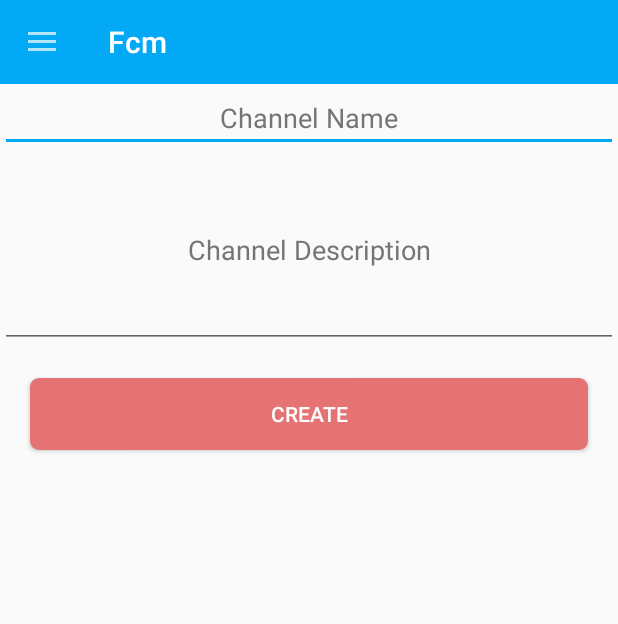
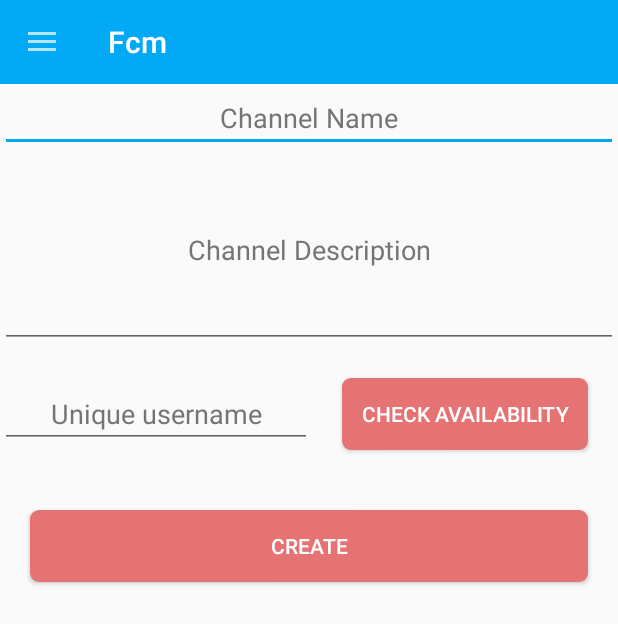
Before and after one commit to Staffone9/UpToSomethingNew, an Android app: the CreateChannel screen opened directly, with no data from a screen before it, on a phone screen of 412 x 824 dp. Shown: the top 624 px of the screen. Run offline under Robolectric (Android 15) with nearby library versions, the phone set to English and light mode, and no system bars.

Commit message:
channel changes

```diff
--- a/app/src/main/res/layout/activity_create_channel.xml
+++ b/app/src/main/res/layout/activity_create_channel.xml
@@ -39,6 +39,36 @@
             android:layout_gravity="center"
             android:gravity="center"/>
 
+        <LinearLayout
+            android:layout_width="match_parent"
+            android:layout_height="wrap_content"
+            android:orientation="horizontal"
+            android:weightSum="1">
+
+            <EditText
+                android:id="@+id/username"
+                android:layout_width="wrap_content"
+                android:layout_height="wrap_content"
+                android:layout_weight="0.7"
+                android:hint="Unique username"
+                android:textColorHint="@color/colorSecondaryText"
+                android:textColor="@color/colorPrimaryText"
+                android:layout_gravity="center"
+                android:gravity="center"/>
+
+            <Button
+                android:id="@+id/avail"
+                android:layout_width="wrap_content"
+                android:layout_height="wrap_content"
+                android:layout_weight="0.3"
+                android:text="Check availability"
+                android:layout_margin="20dp"
+                android:background="@drawable/btn_drawable"
+                android:textColor="@color/color_white"
+                android:layout_gravity="center"
+                android:gravity="center"/>
+
+        </LinearLayout>
         <Button
             android:id="@+id/CreateChannelButton"
             android:layout_width="match_parent"
@@ -47,7 +77,6 @@
             android:text="Create"
             android:layout_margin="20dp"
             android:background="@drawable/btn_drawable"
-
             android:textColor="@color/color_white"
             android:layout_gravity="center"
             android:gravity="center"/>
```
